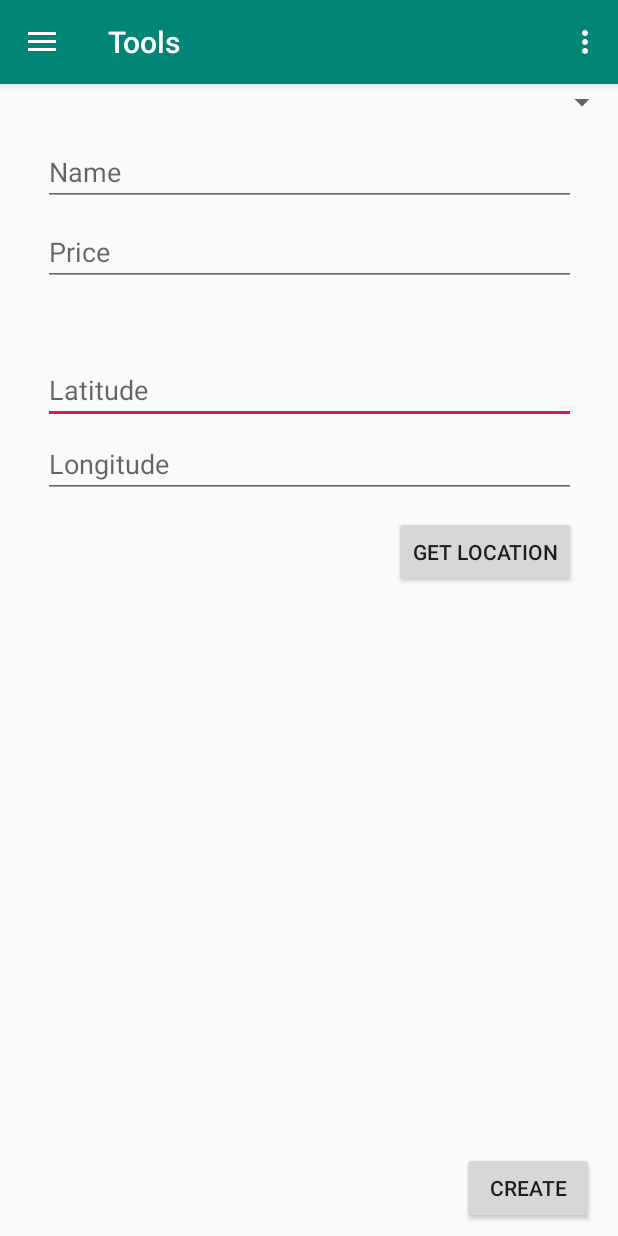
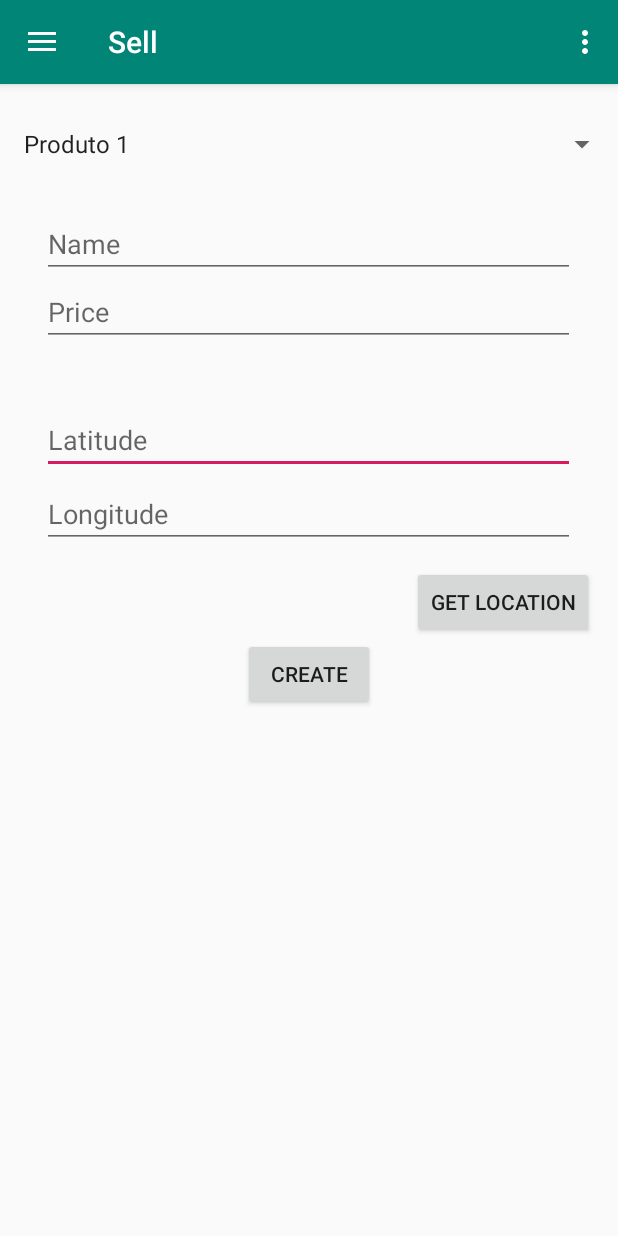
Before and after one commit to higorFischer/Seller, an Android app: the screen it shows after launch (UserActivity), in the side drawer, after a tap on "Sell", on a phone screen of 412 x 824 dp. Run offline under Robolectric (Android 15) with nearby library versions, the phone set to English and light mode, and no system bars; our stand-ins replace Firebase (no records; nobody signed in at launch, a user with empty details on screens opened directly), navigation-ui.

Commit message:
criacao de tela de produto

```diff
--- a/app/src/main/java/com/team/seller/UserActivity.java
+++ b/app/src/main/java/com/team/seller/UserActivity.java
@@ -56,7 +56,7 @@ public class UserActivity extends AppCompatActivity {
         // menu should be considered as top level destinations.
 
         mAppBarConfiguration = new AppBarConfiguration.Builder(
-                R.id.nav_home, R.id.nav_maps,
+                R.id.nav_user,R.id.nav_products, R.id.nav_maps,
                 R.id.nav_sell)
                 .setDrawerLayout(drawer)
                 .build();
--- a/app/src/main/java/com/team/seller/repositories/BaseRepository.java
+++ b/app/src/main/java/com/team/seller/repositories/BaseRepository.java
@@ -2,6 +2,7 @@ package com.team.seller.repositories;
 
 import android.util.Base64;
 import android.util.Log;
+import android.view.View;
 import android.widget.Toast;
 
 import androidx.annotation.NonNull;
--- a/app/src/main/java/com/team/seller/ui/sell/SellFragment.java
+++ b/app/src/main/java/com/team/seller/ui/sell/SellFragment.java
@@ -13,8 +13,11 @@ import android.provider.Settings;
 import android.view.LayoutInflater;
 import android.view.View;
 import android.view.ViewGroup;
+import android.widget.AdapterView;
+import android.widget.ArrayAdapter;
 import android.widget.Button;
 import android.widget.EditText;
+import android.widget.Spinner;
 import android.widget.Toast;
 
 import androidx.annotation.NonNull;
@@ -23,20 +26,27 @@ import androidx.core.app.ActivityCompat;
 import androidx.fragment.app.Fragment;
 
 import com.team.seller.R;
+import com.team.seller.models.Product;
 import com.team.seller.models.Sell;
+import com.team.seller.repositories.ProductRepository;
 import com.team.seller.repositories.SellRepository;
 
-public class SellFragment extends Fragment {
+public class SellFragment extends Fragment implements AdapterView.OnItemSelectedListener{
 
     LocationManager LocationManager;
     LocationListener LocationListener;
     Button LocationButton;
     Button CreateButton;
+    Spinner spinner;
 
     EditText LatText;
     EditText LongText;
     EditText PriceText;
     EditText NameText;
+    ArrayAdapter<Product> Adapter;
+    ArrayAdapter<String> AdapterString;
+    ArrayAdapter<CharSequence> AdapterChar;
+    String opcoes[]={"Produto 1", "Produto 2", "Produto 3"};
 
     public View onCreateView(@NonNull LayoutInflater inflater,
                              ViewGroup container, Bundle savedInstanceState) {
@@ -48,8 +58,17 @@ public class SellFragment extends Fragment {
         NameText = root.findViewById(R.id.nameValue);
         LocationButton = root.findViewById(R.id.locationButton);
         CreateButton = root.findViewById(R.id.createSell);
+        spinner = (Spinner) root.findViewById(R.id.productsSpinner);
+
+        AdapterString=new ArrayAdapter<String>(getContext(),android.R.layout.simple_list_item_1, opcoes);
+        AdapterChar= ArrayAdapter.createFromResource(getContext(),R.array.options,android.R.layout.simple_list_item_1);
+        AdapterChar.setDropDownViewResource(android.R.layout.simple_spinner_dropdown_item);
+        spinner.setAdapter(AdapterString);
+
+        spinner.setOnItemSelectedListener(this);
 
         final SellRepository SellRepository = new SellRepository();
+        final ProductRepository ProductRepository = new ProductRepository();
 
 
         CreateButton.setOnClickListener(new View.OnClickListener() {
@@ -139,4 +158,15 @@ public class SellFragment extends Fragment {
             }
         });
     }
+
+    @Override
+    public void onItemSelected(AdapterView<?> adapterView, View view, int i, long l) {
+        String text = adapterView.getItemAtPosition(i).toString();
+    }
+
+    @Override
+    public void onNothingSelected(AdapterView<?> adapterView) {
+
+    }
+
 }
--- /dev/null
+++ b/app/src/main/res/drawable/ic_box.xml
@@ -0,0 +1,9 @@
+<vector xmlns:android="http://schemas.android.com/apk/res/android"
+        android:width="24dp"
+        android:height="24dp"
+        android:viewportWidth="24.0"
+        android:viewportHeight="24.0">
+    <path
+        android:fillColor="#FF000000"
+        android:pathData="M10,16v-1L3.01,15L3,19c0,1.11 0.89,2 2,2h14c1.11,0 2,-0.89 2,-2v-4h-7v1h-4zM20,7h-4.01L15.99,5l-2,-2h-4l-2,2v2L4,7c-1.1,0 -2,0.9 -2,2v3c0,1.11 0.89,2 2,2h6v-2h4v2h6c1.1,0 2,-0.9 2,-2L22,9c0,-1.1 -0.9,-2 -2,-2zM14,7h-4L10,5h4v2z"/>
+</vector>
--- /dev/null
+++ b/app/src/main/res/drawable/ic_shopping_cart.xml
@@ -0,0 +1,9 @@
+<vector xmlns:android="http://schemas.android.com/apk/res/android"
+        android:width="24dp"
+        android:height="24dp"
+        android:viewportWidth="24.0"
+        android:viewportHeight="24.0">
+    <path
+        android:fillColor="#FF000000"
+        android:pathData="M7,18c-1.1,0 -1.99,0.9 -1.99,2S5.9,22 7,22s2,-0.9 2,-2 -0.9,-2 -2,-2zM1,2v2h2l3.6,7.59 -1.35,2.45c-0.16,0.28 -0.25,0.61 -0.25,0.96 0,1.1 0.9,2 2,2h12v-2L7.42,15c-0.14,0 -0.25,-0.11 -0.25,-0.25l0.03,-0.12 0.9,-1.63h7.45c0.75,0 1.41,-0.41 1.75,-1.03l3.58,-6.49c0.08,-0.14 0.12,-0.31 0.12,-0.48 0,-0.55 -0.45,-1 -1,-1L5.21,4l-0.94,-2L1,2zM17,18c-1.1,0 -1.99,0.9 -1.99,2s0.89,2 1.99,2 2,-0.9 2,-2 -0.9,-2 -2,-2z"/>
+</vector>
--- a/app/src/main/res/layout/fragment_sell.xml
+++ b/app/src/main/res/layout/fragment_sell.xml
@@ -1,5 +1,6 @@
 <?xml version="1.0" encoding="utf-8"?>
-<androidx.constraintlayout.widget.ConstraintLayout xmlns:android="http://schemas.android.com/apk/res/android"
+<RelativeLayout
+    xmlns:android="http://schemas.android.com/apk/res/android"
     xmlns:app="http://schemas.android.com/apk/res-auto"
     xmlns:tools="http://schemas.android.com/tools"
     android:layout_width="match_parent"
@@ -10,24 +11,23 @@
         android:id="@+id/latValue"
         android:layout_width="355dp"
         android:layout_height="wrap_content"
-        android:layout_marginTop="100dp"
+        android:layout_marginTop="40dp"
         android:ems="10"
-        android:hint="Latitude"
+        android:hint="@string/latitude"
+        android:layout_below="@id/priceValue"
+        android:layout_centerHorizontal="true"
         android:inputType="textPersonName"
-        app:layout_constraintEnd_toEndOf="parent"
-        app:layout_constraintStart_toStartOf="parent"
-        app:layout_constraintTop_toBottomOf="@+id/nameValue" />
+        />
 
     <Button
         android:id="@+id/locationButton"
         android:layout_width="wrap_content"
         android:layout_height="wrap_content"
         android:layout_marginTop="12dp"
-        android:text="GET Location"
-        app:layout_constraintEnd_toEndOf="parent"
-        app:layout_constraintHorizontal_bias="0.903"
-        app:layout_constraintStart_toStartOf="parent"
-        app:layout_constraintTop_toBottomOf="@+id/lngValue" />
+        android:text="@string/get_location"
+        android:layout_below="@id/lngValue"
+        android:layout_alignParentEnd="true"
+        android:layout_marginEnd="16dp"/>
 
     <EditText
         android:id="@+id/lngValue"
@@ -35,55 +35,50 @@
         android:layout_height="wrap_content"
         android:layout_marginTop="4dp"
         android:ems="10"
-        android:hint="Longitude"
+        android:hint="@string/longitude"
+        android:layout_below="@id/latValue"
+        android:layout_centerHorizontal="true"
         android:inputType="textPersonName"
-        app:layout_constraintEnd_toEndOf="parent"
-        app:layout_constraintStart_toStartOf="parent"
-        app:layout_constraintTop_toBottomOf="@+id/latValue" />
+        />
 
     <EditText
         android:id="@+id/nameValue"
         android:layout_width="355dp"
         android:layout_height="wrap_content"
-        android:layout_marginTop="36dp"
+        android:layout_marginTop="20dp"
         android:ems="10"
-        android:hint="Name"
+        android:hint="@string/name"
+        android:layout_below="@id/productsSpinner"
+        android:layout_centerHorizontal="true"
         android:inputType="textPersonName"
-        app:layout_constraintEnd_toEndOf="parent"
-        app:layout_constraintStart_toStartOf="parent"
-        app:layout_constraintTop_toTopOf="parent" />
+        />
 
     <Button
         android:id="@+id/createSell"
         android:layout_width="wrap_content"
         android:layout_height="wrap_content"
         android:layout_marginEnd="16dp"
-        android:text="Create"
-        app:layout_constraintBottom_toBottomOf="parent"
-        app:layout_constraintEnd_toEndOf="parent"
-        app:layout_constraintHorizontal_bias="1.0"
-        app:layout_constraintStart_toStartOf="parent"
-        app:layout_constraintTop_toBottomOf="@+id/locationButton"
-        app:layout_constraintVertical_bias="0.98" />
+        android:text="@string/create"
+        android:layout_below="@id/locationButton"
+        android:layout_centerHorizontal="true"
+        />
 
     <EditText
         android:id="@+id/priceValue"
         android:layout_width="355dp"
         android:layout_height="wrap_content"
         android:ems="10"
-        android:hint="Price"
+        android:hint="@string/price"
         android:inputType="numberDecimal"
-        app:layout_constraintBottom_toTopOf="@+id/latValue"
-        app:layout_constraintEnd_toEndOf="parent"
-        app:layout_constraintStart_toStartOf="parent"
-        app:layout_constraintTop_toBottomOf="@+id/nameValue"
-        app:layout_constraintVertical_bias="0.141" />
+        android:layout_below="@id/nameValue"
+        android:layout_centerHorizontal="true" />
 
     <Spinner
         android:id="@+id/productsSpinner"
         android:layout_width="match_parent"
         android:layout_height="wrap_content"
-        tools:layout_editor_absoluteX="20dp"
-        tools:layout_editor_absoluteY="417dp" />
+        android:layout_marginTop="16dp"
+        android:layout_centerHorizontal="true"
+        />
 
-</androidx.constraintlayout.widget.ConstraintLayout>
+</RelativeLayout>
--- a/app/src/main/res/menu/activity_user_drawer.xml
+++ b/app/src/main/res/menu/activity_user_drawer.xml
@@ -3,24 +3,34 @@
     xmlns:tools="http://schemas.android.com/tools"
     tools:showIn="navigation_view">
 
-    <group android:checkableBehavior="single">
-        <item
-            android:id="@+id/nav_maps"
-            android:icon="@drawable/ic_map"
-            android:title="Maps" />
-        <item
-            android:id="@+id/nav_sell"
-            android:icon="@drawable/ic_person"
-            android:title="Sell" />
-    </group>
-
-    <item android:title="Cofingurations">
+    <item android:title="@string/registration">
         <menu>
             <item
-                android:id="@+id/nav_home"
-                android:icon="@drawable/ic_menu_camera"
-                android:title="Accounts" />
+                android:id="@+id/nav_user"
+                android:icon="@drawable/ic_person"
+                android:title="@string/sellers" />
+
+            <item
+                android:id="@+id/nav_products"
+                android:icon="@drawable/ic_box"
+                android:title="@string/products" />
+
+            <item
+                android:id="@+id/nav_sell"
+                android:icon="@drawable/ic_shopping_cart"
+                android:title="@string/sell" />
         </menu>
     </item>
 
+    <group android:checkableBehavior="single">
+        <item android:title="@string/selling_locations">
+            <menu>
+            <item
+                android:id="@+id/nav_maps"
+                android:icon="@drawable/ic_map"
+                android:title="@string/maps" />
+            </menu>
+        </item>
+    </group>
+
 </menu>
--- a/app/src/main/res/navigation/mobile_navigation.xml
+++ b/app/src/main/res/navigation/mobile_navigation.xml
@@ -3,10 +3,10 @@
     xmlns:app="http://schemas.android.com/apk/res-auto"
     xmlns:tools="http://schemas.android.com/tools"
     android:id="@+id/mobile_navigation"
-    app:startDestination="@+id/nav_home">
+    app:startDestination="@+id/nav_user">
 
     <fragment
-        android:id="@+id/nav_home"
+        android:id="@+id/nav_user"
         android:name="com.team.seller.ui.user.UserFragment"
         android:label="@string/menu_home"
         tools:layout="@layout/fragment_user" />
@@ -19,6 +19,11 @@
     <fragment
         android:id="@+id/nav_sell"
         android:name="com.team.seller.ui.sell.SellFragment"
-        android:label="@string/menu_tools"
+        android:label="@string/menu_sell"
         tools:layout="@layout/fragment_sell" />
+    <fragment
+        android:id="@+id/nav_products"
+        android:name="com.team.seller.ui.product.ProductFragment"
+        android:label="@string/menu_products"
+        tools:layout="@layout/fragment_product" />
 </navigation>
--- a/app/src/main/res/values/strings.xml
+++ b/app/src/main/res/values/strings.xml
@@ -11,10 +11,40 @@
     <string name="menu_home">Accounts</string>
     <string name="menu_gallery">Gallery</string>
     <string name="menu_slideshow">Slideshow</string>
-    <string name="menu_tools">Tools</string>
+    <string name="menu_sell">Sell</string>
     <string name="menu_share">Share</string>
     <string name="menu_send">Send</string>
+    <string name="menu_products">Products</string>
 
     <!-- TODO: Remove or change this placeholder text -->
     <string name="hello_blank_fragment">Hello blank fragment</string>
+    <string name="create">Create</string>
+    <string name="read">Read</string>
+    <string name="name">Name</string>
+    <string name="email">Email</string>
+    <string name="password">Password</string>
+    <string name="description">Description</string>
+    <string name="product">Product</string>
+    <string name="size">Size</string>
+    <string name="sellers">Seller</string>
+    <string name="sell">Sell</string>
+    <string name="products">Products</string>
+    <string name="registration">Registration</string>
+    <string name="maps">Maps</string>
+    <string name="selling_locations">Selling Locations</string>
+    <string name="delete">Delete</string>
+    <string name="id">Id</string>
+    <string name="update">Update</string>
+    <string name="data">Data:</string>
+    <string name="find">FIND</string>
+    <string name="latitude">Latitude</string>
+    <string name="get_location">GET Location</string>
+    <string name="longitude">Longitude</string>
+    <string name="price">Price</string>
+    <string-array name="options">
+        <item>Create</item>
+        <item>Update</item>
+        <item>Delete</item>
+        <item>List</item>
+    </string-array>
 </resources>
--- a/build.gradle
+++ b/build.gradle
@@ -7,7 +7,7 @@ buildscript {
 
     }
     dependencies {
-        classpath 'com.android.tools.build:gradle:3.5.0'
+        classpath 'com.android.tools.build:gradle:3.5.1'
         classpath 'com.google.gms:google-services:4.3.2'
 
         // NOTE: Do not place your application dependencies here; they belong
```
Also changed, not shown: app/src/main/java/com/team/seller/models/Product.java (+33 -1 lines), app/src/main/java/com/team/seller/ui/product/ProductFragment.java (added, +229 -0 lines), app/src/main/res/layout/fragment_product.xml (added, +187 -0 lines), app/src/main/res/layout/fragment_user.xml (+26 -35 lines).
